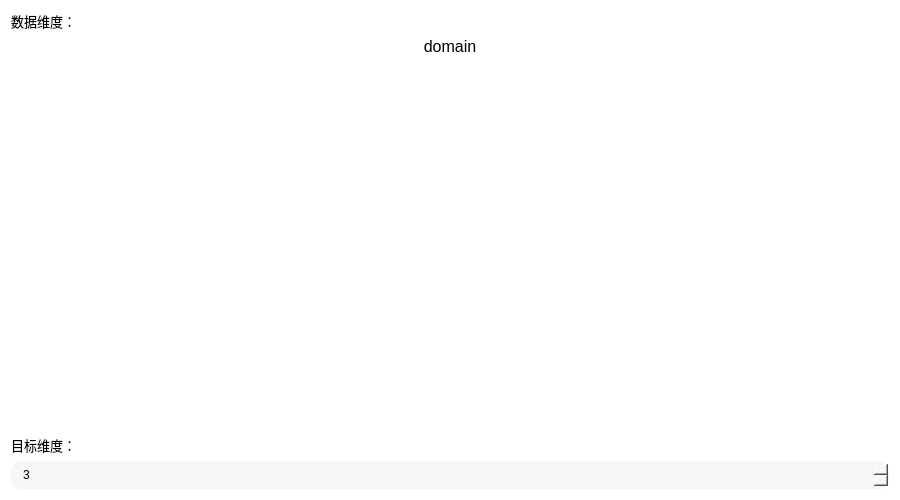
Qt form visual-clinic/pcadialog.ui (gtxzsxxk/visual-clinic) before a commit.
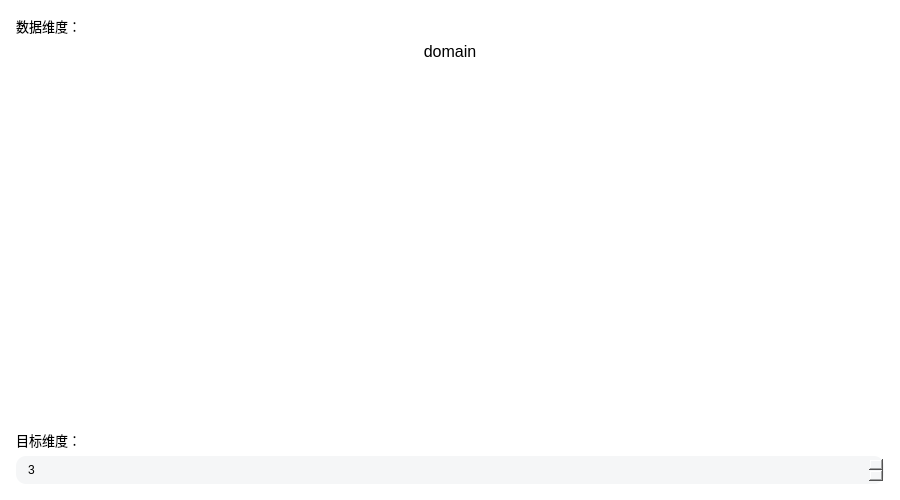
The same form after that commit.

Commit message: style: set the border margin from 9 to 16

Diff of the .ui file:
```diff
--- a/visual-clinic/pcadialog.ui
+++ b/visual-clinic/pcadialog.ui
@@ -474,6 +474,18 @@
    <string>主成分分析</string>
   </property>
   <layout class="QHBoxLayout" name="horizontalLayout" stretch="1">
+   <property name="leftMargin">
+    <number>16</number>
+   </property>
+   <property name="topMargin">
+    <number>16</number>
+   </property>
+   <property name="rightMargin">
+    <number>16</number>
+   </property>
+   <property name="bottomMargin">
+    <number>16</number>
+   </property>
    <item>
     <layout class="QVBoxLayout" name="verticalLayout">
      <item>
```
The commit also changes 4 other files.
